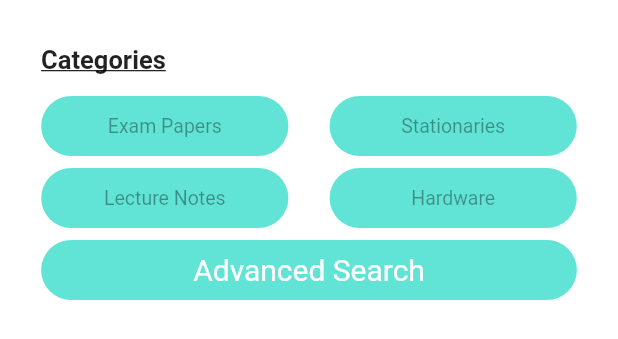
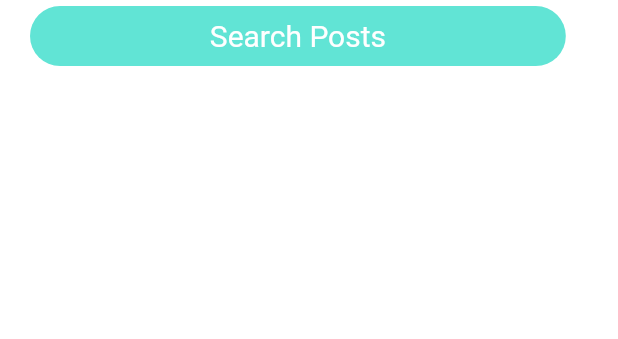
Before and after one commit to GohZhengYing/NTUMarket, a Flutter app: the HomeCategories widget shown alone on an empty page, opened directly, on a phone screen of 412 x 824 dp. Shown: the top 339 px of the screen. Run offline on Flutter 3.47's test engine with Material 2 defaults, Android fonts, the phone set to English and light mode, and no system bars; our stand-ins replace flutter_svg, image_picker; missing offline and left inert: dart:ffi, mailer; project files that could hold a hidden picture were left out.

Commit message:
changed home page

```diff
--- a/lib/Screens/home/components/home_categories.dart
+++ b/lib/Screens/home/components/home_categories.dart
@@ -26,72 +26,74 @@ class _HomeCategoriesState extends State<HomeCategories> {
 
     return Column(
       children: [
+//         Padding(
+//           padding:EdgeInsets.fromLTRB(0, 30, 0, 10),
+//           child: SizedBox(
+//               width: MediaQuery.of(context).size.width *0.867,
+//               child:Text('Categories',
+//               style: TextStyle(
+//                 fontWeight: FontWeight.bold,
+//                 decoration: TextDecoration.underline,
+//                 fontFamily: 'Roboto',
+//                 fontSize: 17
+//               ),)
+//           )
+//         )
+// ,
+        // Row(
+        //   mainAxisAlignment: MainAxisAlignment.spaceEvenly,
+        //   children: [
+        //     Column(
+        //       children: [
+        //         ElevatedButton(
+        //           onPressed: null,
+        //           child: Padding(
+        //             padding: const EdgeInsets.all(2.0),
+        //             child: Text('Exam Papers'),
+        //           ),
+        //           style: CategoriesStyle,
+        //         ),
+        //         ElevatedButton(
+        //           onPressed: null,
+        //           child: Padding(
+        //             padding: const EdgeInsets.all(2.0),
+        //             child: Text('Lecture Notes'),
+        //           ),
+        //           style: CategoriesStyle,
+        //         ),
+        //       ],
+        //     ),
+        //     Column(
+        //       children: [
+        //         ElevatedButton(
+        //           onPressed: null,
+        //           child: Padding(
+        //             padding: const EdgeInsets.all(2.0),
+        //             child: Text('Stationaries'),
+        //           ),
+        //           style: CategoriesStyle,
+        //         ),
+        //         ElevatedButton(
+        //           onPressed: null,
+        //           child: Padding(
+        //             padding: const EdgeInsets.all(2.0),
+        //             child: Text('Hardware'),
+        //           ),
+        //           style: CategoriesStyle,
+        //         ),
+        //       ],
+        //     )
+        //   ],
+        // ),
         Padding(
-          padding:EdgeInsets.fromLTRB(0, 30, 0, 10),
-          child: SizedBox(
-              width: MediaQuery.of(context).size.width *0.867,
-              child:Text('Categories',
-              style: TextStyle(
-                fontWeight: FontWeight.bold,
-                decoration: TextDecoration.underline,
-                fontFamily: 'Roboto',
-                fontSize: 17
-              ),)
-          )
-        )
-,
-        Row(
-          mainAxisAlignment: MainAxisAlignment.spaceEvenly,
-          children: [
-            Column(
-              children: [
-                ElevatedButton(
-                  onPressed: null,
-                  child: Padding(
-                    padding: const EdgeInsets.all(2.0),
-                    child: Text('Exam Papers'),
-                  ),
-                  style: CategoriesStyle,
-                ),
-                ElevatedButton(
-                  onPressed: null,
-                  child: Padding(
-                    padding: const EdgeInsets.all(2.0),
-                    child: Text('Lecture Notes'),
-                  ),
-                  style: CategoriesStyle,
-                ),
-              ],
-            ),
-            Column(
-              children: [
-                ElevatedButton(
-                  onPressed: null,
-                  child: Padding(
-                    padding: const EdgeInsets.all(2.0),
-                    child: Text('Stationaries'),
-                  ),
-                  style: CategoriesStyle,
-                ),
-                ElevatedButton(
-                  onPressed: null,
-                  child: Padding(
-                    padding: const EdgeInsets.all(2.0),
-                    child: Text('Hardware'),
-                  ),
-                  style: CategoriesStyle,
-                ),
-              ],
-            )
-          ],
-        ),
-        ElevatedButton(
+          padding: const EdgeInsets.fromLTRB(20,0, 20, 0),
+          child: ElevatedButton(
             onPressed: () {
               Navigator.of(context).push(
                 MaterialPageRoute(builder: (context) => AdvancedSearchScreen())
               );
             },
-          child: Text('Advanced Search'),
+            child: Text('Search Posts'),
             style: ElevatedButton.styleFrom(
                 textStyle: const TextStyle(fontSize: 20),
                 minimumSize: Size(MediaQuery.of(context).size.width *0.867,40),
@@ -100,6 +102,7 @@ class _HomeCategoriesState extends State<HomeCategories> {
                 disabledBackgroundColor: Color(0xFF61E4D5)
             ),
           ),
+        ),
       ],
     );
   }
--- a/lib/Screens/home/components/home_recently_uploaded.dart
+++ b/lib/Screens/home/components/home_recently_uploaded.dart
@@ -85,9 +85,10 @@ class _HomeRecentlyUsedState extends State<HomeRecentlyUsed> {
                       height: MediaQuery.of(context).size.width *0.4,
                       child: Container(
                         decoration: BoxDecoration(
+                          color: Color(0xFF61E4D5),
                             border: Border.all(
-                                width: 5,
-                                color: Color(0xFF0B20DE)
+                                width: 1,
+                                color: Color(0xFF61E4D5)
                             )
                         ),
                         child: Image.memory( Base64Decoder().convert(post.image)),
--- a/lib/Screens/search_results/components/search_results_results_list.dart
+++ b/lib/Screens/search_results/components/search_results_results_list.dart
@@ -48,9 +48,10 @@ class _SearchResultsResultsListState extends State<SearchResultsResultsList> {
                     height: MediaQuery.of(context).size.width *0.4,
                     child: Container(
                       decoration: BoxDecoration(
+                        color: Color(0xFF61E4D5),
                           border: Border.all(
-                              width: 5,
-                              color: Color(0xFF0B20DE)
+                              width: 1,
+                              color: Color(0xFF61E4D5)
                           )
                       ),
                       child: Image.memory( Base64Decoder().convert(post.image)),
--- a/lib/models/model_provider.dart
+++ b/lib/models/model_provider.dart
@@ -62,8 +62,9 @@ Future<bool> Login(String email,String password) async {
     userStorage.writeUser(User.fromJson(json.decode(response.body)));
 
     List<Post> posts = [];
-    print(json.decode(response.body)['posts'][0]['_id']);
+    //print(json.decode(response.body)['posts'][0]['_id']);
     Iterable l = json.decode(response.body)['posts'];
+    print("here");
     for(int i =0;i<l.length;i++){
       posts.add(Post.fromJson( l.elementAt(i)));}
 
@@ -91,7 +92,7 @@ Future<bool> Signup(String email,String password) async {
   if(json.decode(response.body)['status']){
     userStorage.writeUser(User.fromJson(json.decode(response.body)));
     User user = User.fromJson(await userStorage.readUser());
-    print(await 'Storage Email:${user.email}, Token:${user.token}, image:${user.image}');
+    //print(await 'Storage Email:${user.email}, Token:${user.token}, image:${user.image}');
 
     List<Post> posts = [];
     Iterable l = json.decode(response.body)['posts'];
--- a/pubspec.yaml
+++ b/pubspec.yaml
@@ -31,6 +31,7 @@ dependencies:
   # Use with the CupertinoIcons class for iOS style icons.
   cupertino_icons: ^1.0.5
   flutter_svg: ^1.1.0
+  mailer: 5.2.0
 
 dev_dependencies:
   flutter_test:
@@ -40,6 +41,7 @@ dev_dependencies:
   http: 0.13.5
   path_provider: 2.0.11
   image_picker:
+
 
 
 # For information on the generic Dart part of this file, see the
```
Also changed, not shown: lib/Screens/home/home_screen.dart (+14 -2 lines), lib/Screens/view_post_as_buyer_email/component/view_post_as_buyer_email_form.dart (+25 -0 lines), lib/Screens/view_user_profile/components/view_user_profile_recently_uploaded_list.dart (+4 -3 lines), lib/main.dart (+9 -1 lines), pubspec.lock. Lines whose indentation alone changed are shown as unchanged.
